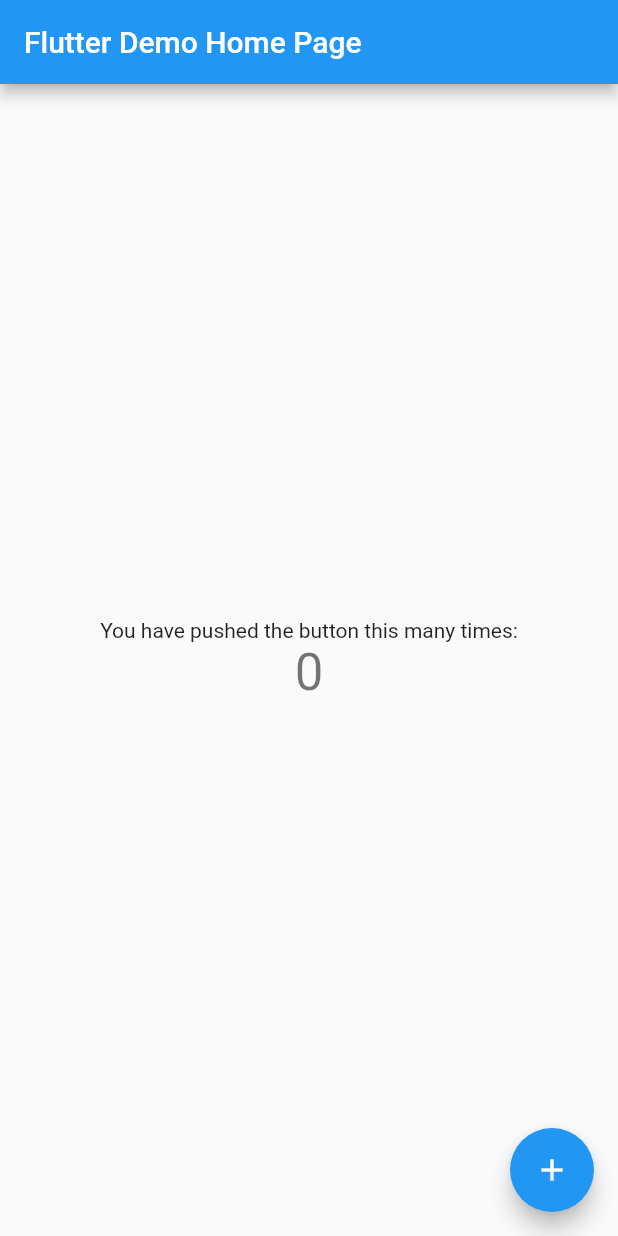
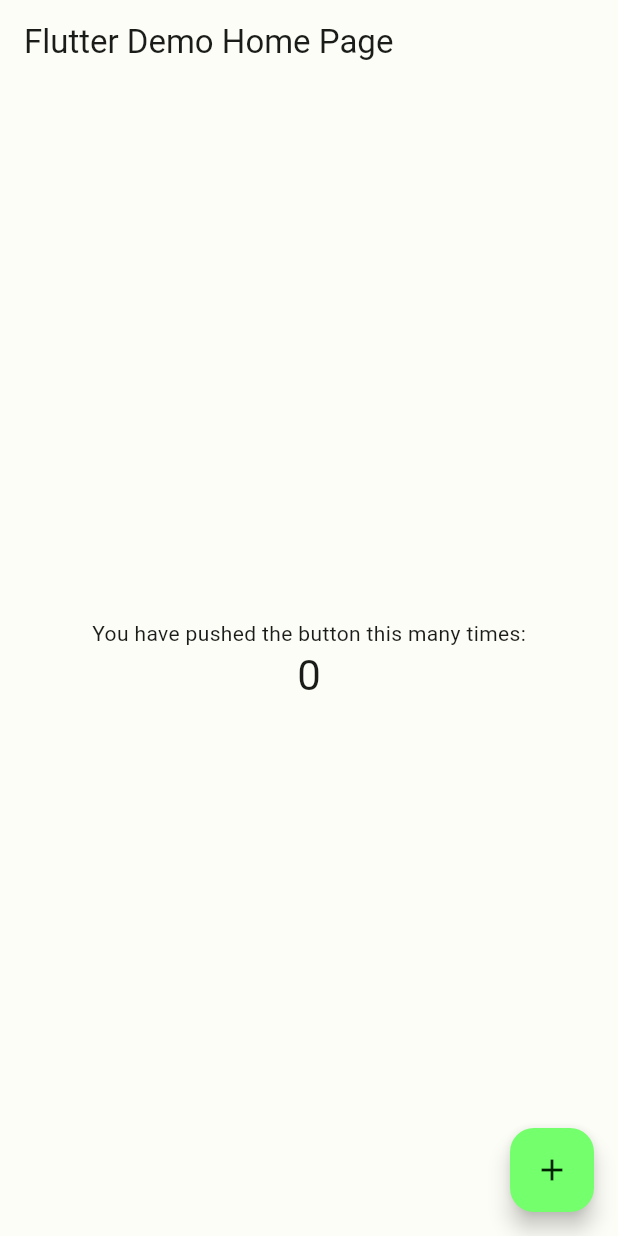
Before and after one commit to wogks/stock-app, a Flutter app: the screen it shows after launch, on a phone screen of 412 x 824 dp. Run offline on Flutter 3.47's test engine with Material 2 defaults, Android fonts, the phone set to English and light mode, and no system bars.

```diff
--- a/lib/main.dart
+++ b/lib/main.dart
@@ -1,4 +1,5 @@
 import 'package:flutter/material.dart';
+import 'package:stock_app/color_schemes.g.dart';
 
 void main() {
   runApp(const MyApp());
@@ -7,23 +8,19 @@ void main() {
 class MyApp extends StatelessWidget {
   const MyApp({super.key});
 
-  // This widget is the root of your application.
   @override
   Widget build(BuildContext context) {
     return MaterialApp(
       title: 'Flutter Demo',
       theme: ThemeData(
-        // This is the theme of your application.
-        //
-        // Try running your application with "flutter run". You'll see the
-        // application has a blue toolbar. Then, without quitting the app, try
-        // changing the primarySwatch below to Colors.green and then invoke
-        // "hot reload" (press "r" in the console where you ran "flutter run",
-        // or simply save your changes to "hot reload" in a Flutter IDE).
-        // Notice that the counter didn't reset back to zero; the application
-        // is not restarted.
-        primarySwatch: Colors.blue,
+        useMaterial3: true,
+        colorScheme: lightColorScheme
       ),
+      darkTheme: ThemeData(
+        useMaterial3: true,
+        colorScheme: darkColorScheme
+      ),
+      themeMode: ThemeMode.system,
       home: const MyHomePage(title: 'Flutter Demo Home Page'),
     );
   }
@@ -31,15 +28,6 @@ class MyApp extends StatelessWidget {
 
 class MyHomePage extends StatefulWidget {
   const MyHomePage({super.key, required this.title});
-
-  // This widget is the home page of your application. It is stateful, meaning
-  // that it has a State object (defined below) that contains fields that affect
-  // how it looks.
-
-  // This class is the configuration for the state. It holds the values (in this
-  // case the title) provided by the parent (in this case the App widget) and
-  // used by the build method of the State. Fields in a Widget subclass are
-  // always marked "final".
 
   final String title;
 
@@ -52,47 +40,18 @@ class _MyHomePageState extends State<MyHomePage> {
 
   void _incrementCounter() {
     setState(() {
-      // This call to setState tells the Flutter framework that something has
-      // changed in this State, which causes it to rerun the build method below
-      // so that the display can reflect the updated values. If we changed
-      // _counter without calling setState(), then the build method would not be
-      // called again, and so nothing would appear to happen.
       _counter++;
     });
   }
 
   @override
   Widget build(BuildContext context) {
-    // This method is rerun every time setState is called, for instance as done
-    // by the _incrementCounter method above.
-    //
-    // The Flutter framework has been optimized to make rerunning build methods
-    // fast, so that you can just rebuild anything that needs updating rather
-    // than having to individually change instances of widgets.
     return Scaffold(
       appBar: AppBar(
-        // Here we take the value from the MyHomePage object that was created by
-        // the App.build method, and use it to set our appbar title.
         title: Text(widget.title),
       ),
       body: Center(
-        // Center is a layout widget. It takes a single child and positions it
-        // in the middle of the parent.
         child: Column(
-          // Column is also a layout widget. It takes a list of children and
-          // arranges them vertically. By default, it sizes itself to fit its
-          // children horizontally, and tries to be as tall as its parent.
-          //
-          // Invoke "debug painting" (press "p" in the console, choose the
-          // "Toggle Debug Paint" action from the Flutter Inspector in Android
-          // Studio, or the "Toggle Debug Paint" command in Visual Studio Code)
-          // to see the wireframe for each widget.
-          //
-          // Column has various properties to control how it sizes itself and
-          // how it positions its children. Here we use mainAxisAlignment to
-          // center the children vertically; the main axis here is the vertical
-          // axis because Columns are vertical (the cross axis would be
-          // horizontal).
           mainAxisAlignment: MainAxisAlignment.center,
           children: <Widget>[
             const Text(
@@ -109,7 +68,7 @@ class _MyHomePageState extends State<MyHomePage> {
         onPressed: _incrementCounter,
         tooltip: 'Increment',
         child: const Icon(Icons.add),
-      ), // This trailing comma makes auto-formatting nicer for build methods.
+      ),
     );
   }
 }
```
Also changed, not shown: lib/color_schemes.g.dart (added), 1 other file.
